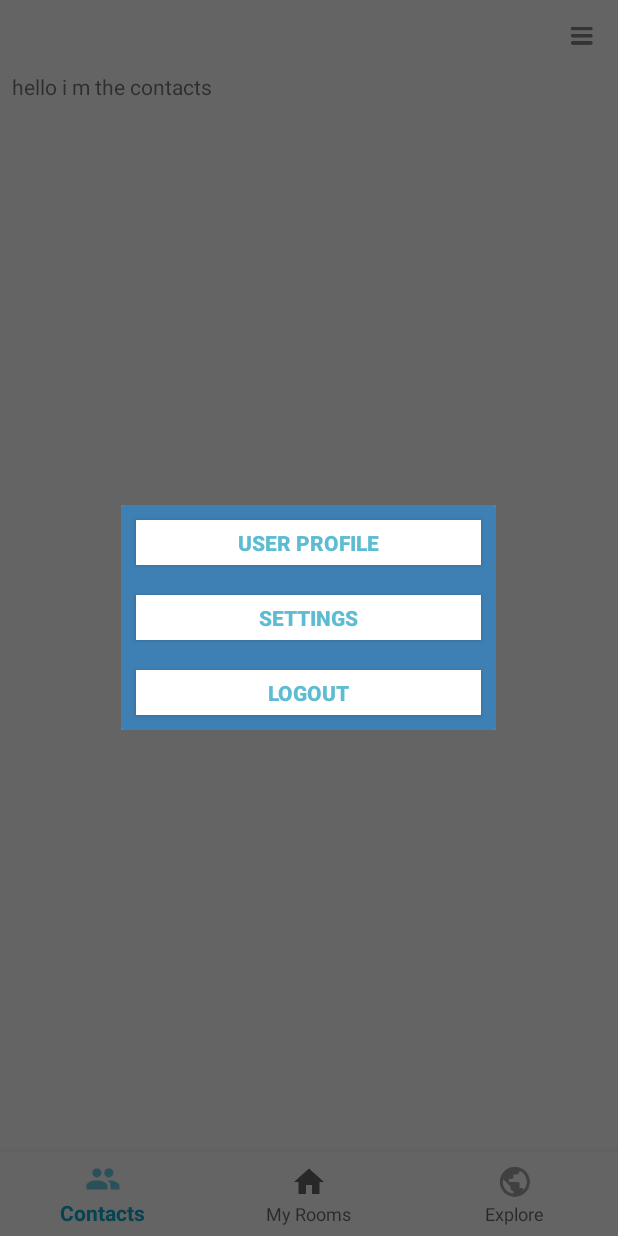
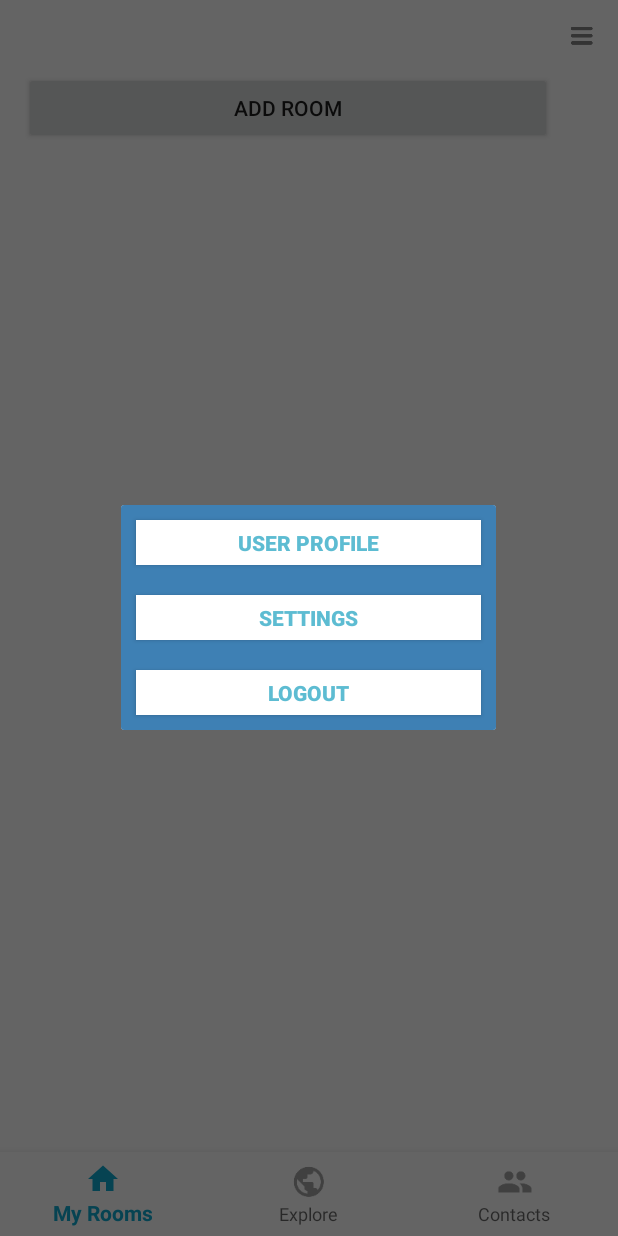
Before and after one commit to sidchristos/FindYourGuy, an Android app: the screen it shows after launch once a user with an empty profile is signed in (MainActivityLogged), after a tap on an icon or button, on a phone screen of 412 x 824 dp. Run offline under Robolectric (Android 15) with nearby library versions, the phone set to English and light mode, and no system bars; our stand-ins replace Firebase (no records; nobody signed in at launch, a user with empty details on screens opened directly).

Commit message:
new_room_dialog

```diff
--- a/app/src/main/java/com/example/threedots/findyourguy/Common/ProfileActivity.java
+++ b/app/src/main/java/com/example/threedots/findyourguy/Common/ProfileActivity.java
@@ -8,7 +8,6 @@ import android.widget.Button;
 import android.widget.EditText;
 import android.widget.RatingBar;
 
-import com.example.threedots.findyourguy.Model.User;
 import com.example.threedots.findyourguy.R;
 
 public class ProfileActivity extends AppCompatActivity {
--- a/app/src/main/java/com/example/threedots/findyourguy/Core/Adapters/messageAdapter.java
+++ b/app/src/main/java/com/example/threedots/findyourguy/Core/Adapters/messageAdapter.java
@@ -7,10 +7,8 @@ import android.view.LayoutInflater;
 import android.view.View;
 import android.view.ViewGroup;
 import android.widget.LinearLayout;
-import android.widget.RelativeLayout;
 import android.widget.TextView;
 
-import com.example.threedots.findyourguy.Common.MessageActivity;
 import com.example.threedots.findyourguy.Data.DaoUser;
 import com.example.threedots.findyourguy.Model.Message;
 import com.example.threedots.findyourguy.Model.User;
--- a/app/src/main/java/com/example/threedots/findyourguy/Data/DaoMessage.java
+++ b/app/src/main/java/com/example/threedots/findyourguy/Data/DaoMessage.java
@@ -3,11 +3,12 @@ package com.example.threedots.findyourguy.Data;
 import android.content.Context;
 import android.support.v7.widget.RecyclerView;
 import android.util.Log;
+
 import com.example.threedots.findyourguy.Common.MessageActivity;
+import com.example.threedots.findyourguy.Core.Adapters.messageAdapter;
 import com.example.threedots.findyourguy.Model.Message;
 import com.example.threedots.findyourguy.Model.Room;
 import com.example.threedots.findyourguy.Model.User;
-import com.example.threedots.findyourguy.Core.Adapters.messageAdapter;
 import com.google.firebase.database.DataSnapshot;
 import com.google.firebase.database.DatabaseError;
 import com.google.firebase.database.DatabaseReference;
--- a/app/src/main/java/com/example/threedots/findyourguy/Data/DaoRoom.java
+++ b/app/src/main/java/com/example/threedots/findyourguy/Data/DaoRoom.java
@@ -2,9 +2,10 @@ package com.example.threedots.findyourguy.Data;
 
 import android.content.Context;
 import android.support.v7.widget.RecyclerView;
+
+import com.example.threedots.findyourguy.Core.Adapters.roomAdapter;
 import com.example.threedots.findyourguy.Model.Room;
 import com.example.threedots.findyourguy.Model.User;
-import com.example.threedots.findyourguy.Core.Adapters.roomAdapter;
 import com.google.firebase.database.DataSnapshot;
 import com.google.firebase.database.DatabaseError;
 import com.google.firebase.database.DatabaseReference;
--- a/app/src/main/java/com/example/threedots/findyourguy/Data/DaoUser.java
+++ b/app/src/main/java/com/example/threedots/findyourguy/Data/DaoUser.java
@@ -8,8 +8,6 @@ import com.google.firebase.database.DataSnapshot;
 import com.google.firebase.database.DatabaseError;
 import com.google.firebase.database.FirebaseDatabase;
 import com.google.firebase.database.ValueEventListener;
-
-import java.util.Objects;
 
 import static android.content.Intent.FLAG_ACTIVITY_NEW_TASK;
 
--- a/app/src/main/res/layout/activity_main_logged.xml
+++ b/app/src/main/res/layout/activity_main_logged.xml
@@ -50,7 +50,7 @@
                 android:id="@+id/MyRoom"
                 android:layout_width="0dp"
                 android:layout_height="0dp"
-                android:visibility="gone"
+                android:visibility="visible"
                 app:layout_constraintBottom_toBottomOf="parent"
                 app:layout_constraintHorizontal_bias="1.0"
                 app:layout_constraintLeft_toLeftOf="parent"
@@ -76,7 +76,7 @@
                 android:id="@+id/Contact"
                 android:layout_width="0dp"
                 android:layout_height="0dp"
-                android:visibility="visible"
+                android:visibility="gone"
                 app:layout_constraintBottom_toBottomOf="parent"
                 app:layout_constraintHorizontal_bias="0.54"
                 app:layout_constraintLeft_toLeftOf="parent"
--- a/app/src/main/res/layout/fragment_contracts.xml
+++ b/app/src/main/res/layout/fragment_contracts.xml
@@ -1,13 +1,15 @@
 <android.support.constraint.ConstraintLayout xmlns:android="http://schemas.android.com/apk/res/android"
     xmlns:tools="http://schemas.android.com/tools"
     android:layout_width="match_parent"
-    android:layout_height="match_parent"
-    tools:context="com.example.threedots.findyourguy.Ui.ContractsFragment">
+    android:layout_height="match_parent">
 
     <!-- TODO: Update blank fragment layout -->
     <TextView
-        android:layout_width="match_parent"
-        android:layout_height="match_parent"
-        android:text="hello i m the contacts" />
+        android:layout_width="368dp"
+        android:layout_height="551dp"
+        android:text="Not Implemented yet"
+        tools:layout_editor_absoluteX="8dp"
+        android:gravity="center"
+        tools:layout_editor_absoluteY="8dp" />
 
 </android.support.constraint.ConstraintLayout>
--- a/app/src/main/res/layout/fragment_my_rooms.xml
+++ b/app/src/main/res/layout/fragment_my_rooms.xml
@@ -5,10 +5,10 @@
     android:layout_height="match_parent">
 
     <android.support.constraint.ConstraintLayout
-        android:layout_width="304dp"
-        android:layout_height="493dp"
-        tools:layout_editor_absoluteY="8dp"
-        tools:layout_editor_absoluteX="8dp">
+        android:layout_width="368dp"
+        android:layout_height="551dp"
+        tools:layout_editor_absoluteX="8dp"
+        tools:layout_editor_absoluteY="8dp">
 
         <android.support.v7.widget.RecyclerView
             android:id="@+id/recMyRooms"
@@ -16,8 +16,8 @@
             android:layout_height="0dp"
             android:layout_marginBottom="8dp"
             android:layout_marginEnd="8dp"
-            android:layout_marginLeft="16dp"
-            android:layout_marginRight="16dp"
+            android:layout_marginLeft="8dp"
+            android:layout_marginRight="8dp"
             android:layout_marginStart="8dp"
             app:layout_constraintBottom_toBottomOf="parent"
             app:layout_constraintHorizontal_bias="0.0"
@@ -31,17 +31,16 @@
             android:layout_width="0dp"
             android:layout_height="wrap_content"
             android:layout_marginBottom="8dp"
-            android:layout_marginLeft="16dp"
-            android:layout_marginRight="16dp"
+            android:layout_marginEnd="8dp"
+            android:layout_marginLeft="8dp"
+            android:layout_marginRight="8dp"
+            android:layout_marginStart="8dp"
             android:text="@string/add_room"
             app:layout_constraintBottom_toBottomOf="parent"
+            app:layout_constraintHorizontal_bias="0.0"
             app:layout_constraintLeft_toLeftOf="parent"
             app:layout_constraintRight_toRightOf="parent"
-            app:layout_constraintHorizontal_bias="0.0"
-            android:layout_marginStart="8dp"
-            android:layout_marginEnd="8dp"
             app:layout_constraintTop_toTopOf="parent"
-            android:layout_marginTop="0dp"
             app:layout_constraintVertical_bias="0.0" />
     </android.support.constraint.ConstraintLayout>
 
--- a/app/src/main/res/menu/navigation.xml
+++ b/app/src/main/res/menu/navigation.xml
@@ -1,10 +1,5 @@
 <?xml version="1.0" encoding="utf-8"?>
 <menu xmlns:android="http://schemas.android.com/apk/res/android">
-
-    <item
-        android:id="@+id/Contacts"
-        android:icon="@drawable/group"
-        android:title="@string/contacts" />
 
     <item
         android:id="@+id/My_Rooms"
@@ -16,4 +11,10 @@
         android:icon="@drawable/global"
         android:title="@string/explore" />
 
+    <item
+        android:id="@+id/Contacts"
+        android:icon="@drawable/group"
+        android:title="@string/contacts" />
+
+
 </menu>
```
Also changed, not shown: app/src/main/java/com/example/threedots/findyourguy/Common/LoginActivity.java (+1 -7 lines), app/src/main/java/com/example/threedots/findyourguy/Common/MessageActivity.java (+0 -8 lines), app/src/main/java/com/example/threedots/findyourguy/Listeners/ListenerOnFinish.java (deleted, +0 -15 lines).
